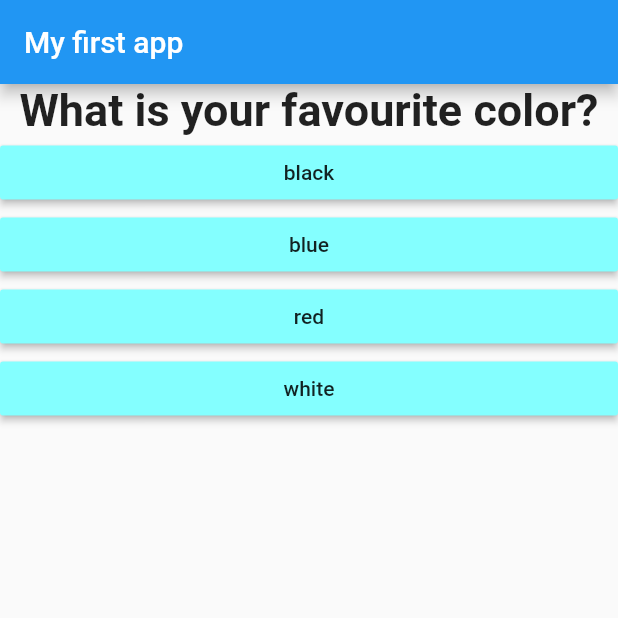
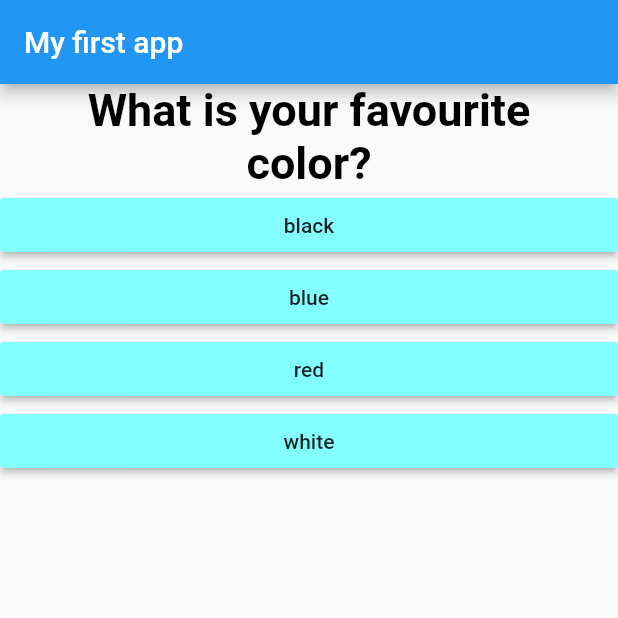
Before and after one commit to Jayant-786/flutter_complete_guide, a Flutter app: the screen it shows after launch, on a phone screen of 412 x 824 dp, the top half of it. Run offline on Flutter 3.47's test engine with Material 2 defaults, Android fonts, the phone set to English and light mode, and no system bars.

Commit message:
Update Width
Update Width of the question Container to make it responsive.

```diff
--- a/lib/question.dart
+++ b/lib/question.dart
@@ -6,12 +6,13 @@ class Question extends StatelessWidget {
   Question(this.questionText);
   @override
   Widget build(BuildContext context) {
+    var deviceWidth = MediaQuery.of(context).size.width;
     return Container(
-      width: double.infinity,
+      width: deviceWidth - 50,
       child: Text(
         questionText,
         style: TextStyle(
-          color: Colors.black87,
+          color: Colors.black,
           fontSize: 30.0,
           fontWeight: FontWeight.bold,
         ),
```
